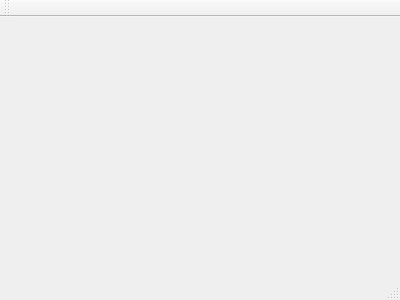
gtagency/missioncontrol, file mainwindow.ui: the form before one commit.
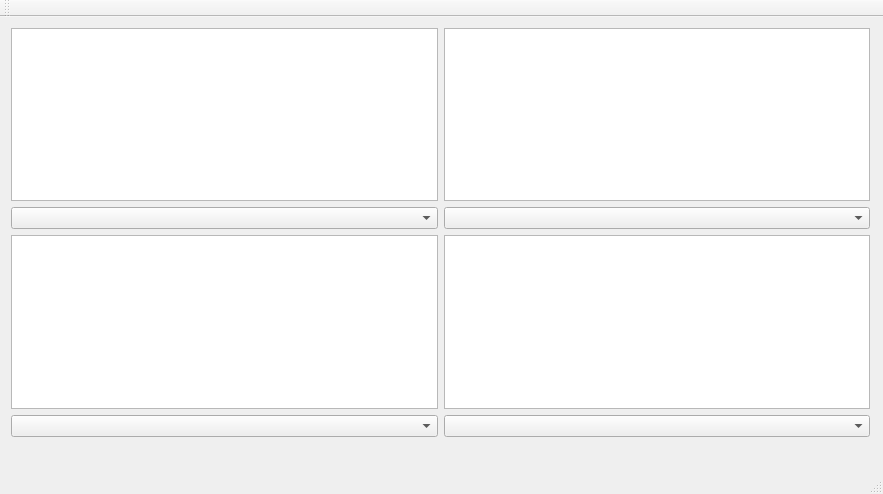
The form after the commit.

Commit message: Created basic GUI

Diff of the .ui file:
```diff
--- a/mainwindow.ui
+++ b/mainwindow.ui
@@ -1,24 +1,76 @@
 <ui version="4.0">
  <class>MainWindow</class>
- <widget class="QMainWindow" name="MainWindow" >
-  <property name="geometry" >
+ <widget class="QMainWindow" name="MainWindow">
+  <property name="geometry">
    <rect>
     <x>0</x>
     <y>0</y>
-    <width>400</width>
-    <height>300</height>
+    <width>883</width>
+    <height>494</height>
    </rect>
   </property>
   <property name="windowTitle" >
    <string>MainWindow</string>
   </property>
-  <widget class="QMenuBar" name="menuBar" />
-  <widget class="QToolBar" name="mainToolBar" />
-  <widget class="QWidget" name="centralWidget" />
-  <widget class="QStatusBar" name="statusBar" />
+  <widget class="QWidget" name="centralWidget">
+   <widget class="QWidget" name="gridLayoutWidget">
+    <property name="geometry">
+     <rect>
+      <x>0</x>
+      <y>0</y>
+      <width>881</width>
+      <height>431</height>
+     </rect>
+    </property>
+    <layout class="QGridLayout" name="gridLayout">
+     <item row="2" column="0">
+      <widget class="QGraphicsView" name="imageB"/>
+     </item>
+     <item row="1" column="0">
+      <widget class="QComboBox" name="comboA"/>
+     </item>
+     <item row="0" column="0">
+      <widget class="QGraphicsView" name="imageA"/>
+     </item>
+     <item row="3" column="0">
+      <widget class="QComboBox" name="comboB"/>
+     </item>
+     <item row="0" column="1">
+      <widget class="QGraphicsView" name="imageC"/>
+     </item>
+     <item row="1" column="1">
+      <widget class="QComboBox" name="comboC"/>
+     </item>
+     <item row="2" column="1">
+      <widget class="QGraphicsView" name="imageD"/>
+     </item>
+     <item row="3" column="1">
+      <widget class="QComboBox" name="comboD"/>
+     </item>
+    </layout>
+   </widget>
+  </widget>
+  <widget class="QMenuBar" name="menuBar">
+   <property name="geometry">
+    <rect>
+     <x>0</x>
+     <y>0</y>
+     <width>883</width>
+     <height>25</height>
+    </rect>
+   </property>
+  </widget>
+  <widget class="QToolBar" name="mainToolBar">
+   <attribute name="toolBarArea">
+    <enum>TopToolBarArea</enum>
+   </attribute>
+   <attribute name="toolBarBreak">
+    <bool>false</bool>
+   </attribute>
+  </widget>
+  <widget class="QStatusBar" name="statusBar"/>
  </widget>
- <layoutDefault spacing="6" margin="11" />
- <pixmapfunction></pixmapfunction>
+ <layoutdefault spacing="6" margin="11"/>
  <resources/>
  <connections/>
 </ui>
```
Left out of the diff: 5 changed lines with no effect on the pictures.
